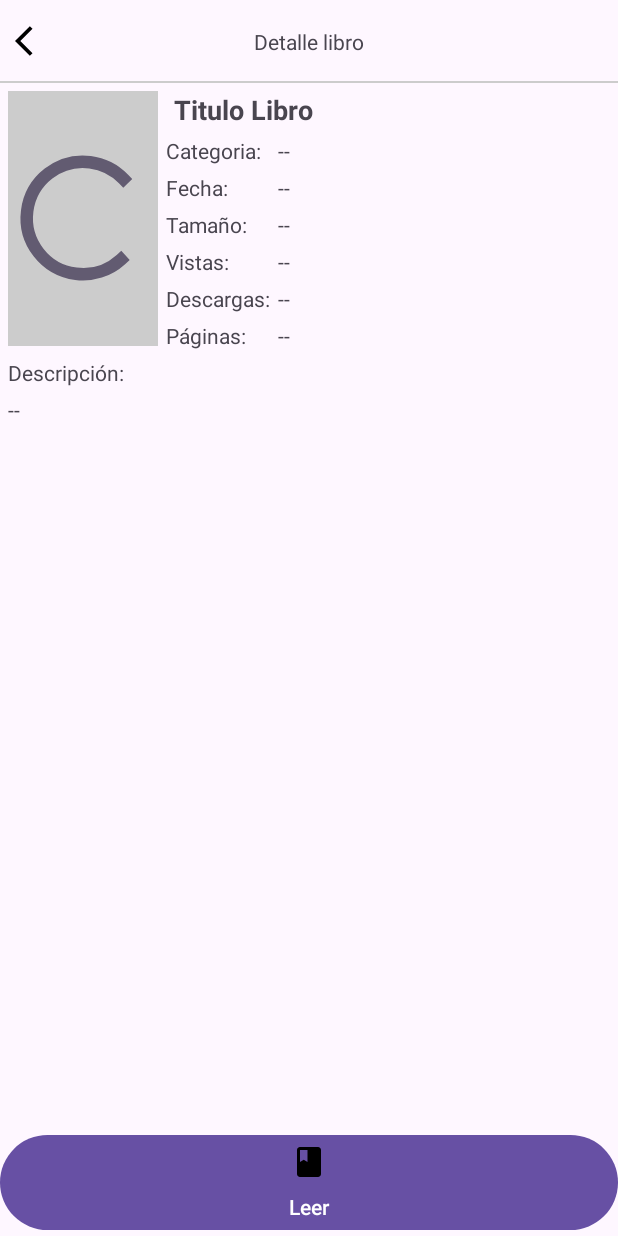
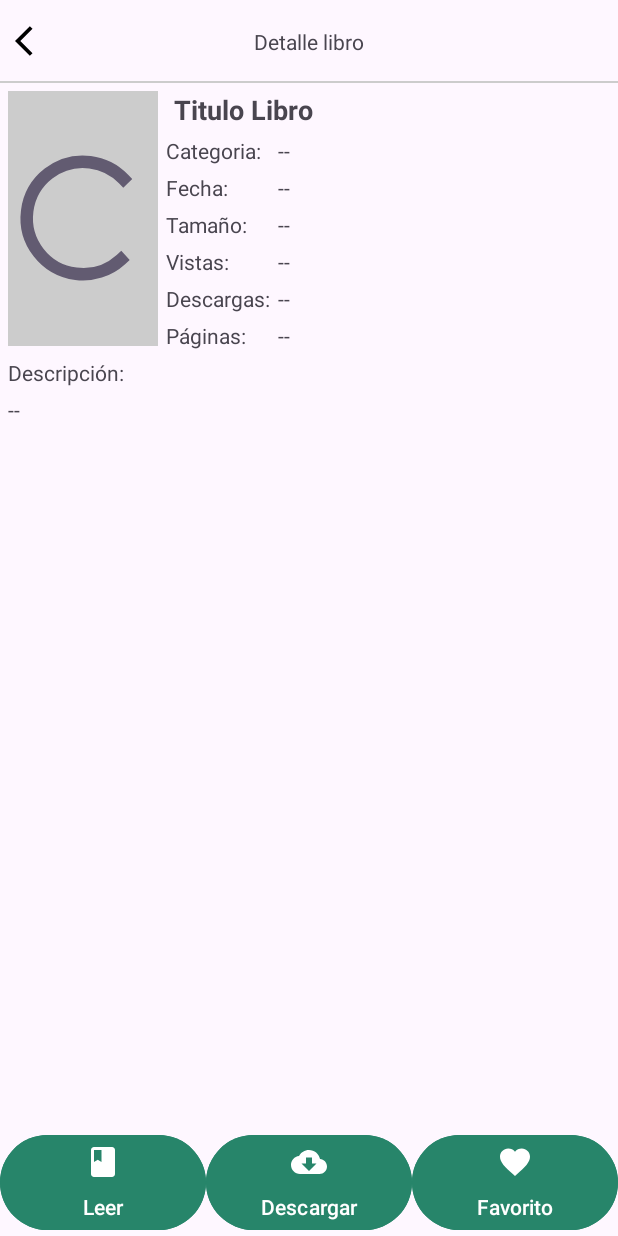
Before and after one commit to CamiloxX/KoalaApp, an Android app: the layout activity_detalle_libro.xml on its own in the app's theme, with its tools: preview values and no code run, on a phone screen of 412 x 824 dp. Run offline under Robolectric (Android 15) with nearby library versions, the phone set to English and light mode, and no system bars; plain views replace PDFView.

Commit message:
Se agrego boton de descargar libro , ademas boton de favoritos y se cambio colores

```diff
--- a/app/src/main/AndroidManifest.xml
+++ b/app/src/main/AndroidManifest.xml
@@ -5,7 +5,9 @@
     <uses-permission android:name="android.permission.INTERNET" />
     <uses-permission
         android:name="android.permission.READ_EXTERNAL_STORAGE"
-        tools:ignore="ScopedStorage" />
+        tools:ignore="ScopedStorage"/>
+    <uses-permission  android:name="android.permission.WRITE_EXTERNAL_STORAGE"/>
+
 
     <application
         android:name=".Administrador.MisFunciones"
--- /dev/null
+++ b/app/src/main/res/drawable/ic_agregar_favorito.xml
@@ -0,0 +1,5 @@
+<vector android:height="24dp" android:tint="#FFFFFF"
+    android:viewportHeight="24" android:viewportWidth="24"
+    android:width="24dp" xmlns:android="http://schemas.android.com/apk/res/android">
+    <path android:fillColor="@android:color/white" android:pathData="M12,21.35l-1.45,-1.32C5.4,15.36 2,12.28 2,8.5 2,5.42 4.42,3 7.5,3c1.74,0 3.41,0.81 4.5,2.09C13.09,3.81 14.76,3 16.5,3 19.58,3 22,5.42 22,8.5c0,3.78 -3.4,6.86 -8.55,11.54L12,21.35z"/>
+</vector>
--- a/app/src/main/res/drawable/ic_cambiar_imagen.xml
+++ b/app/src/main/res/drawable/ic_cambiar_imagen.xml
@@ -1,4 +1,4 @@
-<vector android:height="24dp" android:tint="#666666"
+<vector android:height="24dp" android:tint="#fff"
     android:viewportHeight="24" android:viewportWidth="24"
     android:width="24dp" xmlns:android="http://schemas.android.com/apk/res/android">
     <path android:fillColor="@android:color/white" android:pathData="M19,7v2.99s-1.99,0.01 -2,0L17,7h-3s0.01,-1.99 0,-2h3L17,2h2v3h3v2h-3zM16,11L16,8h-3L13,5L5,5c-1.1,0 -2,0.9 -2,2v12c0,1.1 0.9,2 2,2h12c1.1,0 2,-0.9 2,-2v-8h-3zM5,19l3,-4 2,3 3,-4 4,5L5,19z"/>
--- /dev/null
+++ b/app/src/main/res/drawable/ic_descargar.xml
@@ -0,0 +1,5 @@
+<vector android:height="24dp" android:tint="#FFFFFF"
+    android:viewportHeight="24" android:viewportWidth="24"
+    android:width="24dp" xmlns:android="http://schemas.android.com/apk/res/android">
+    <path android:fillColor="@android:color/white" android:pathData="M19.35,10.04C18.67,6.59 15.64,4 12,4 9.11,4 6.6,5.64 5.35,8.04 2.34,8.36 0,10.91 0,14c0,3.31 2.69,6 6,6h13c2.76,0 5,-2.24 5,-5 0,-2.64 -2.05,-4.78 -4.65,-4.96zM17,13l-5,5 -5,-5h3V9h4v4h3z"/>
+</vector>
--- a/app/src/main/res/drawable/ic_leer_libro.xml
+++ b/app/src/main/res/drawable/ic_leer_libro.xml
@@ -1,4 +1,4 @@
-<vector android:height="24dp" android:tint="#000000"
+<vector android:height="24dp" android:tint="#ffff"
     android:viewportHeight="24" android:viewportWidth="24"
     android:width="24dp" xmlns:android="http://schemas.android.com/apk/res/android">
     <path android:fillColor="@android:color/white" android:pathData="M18,2H6c-1.1,0 -2,0.9 -2,2v16c0,1.1 0.9,2 2,2h12c1.1,0 2,-0.9 2,-2V4c0,-1.1 -0.9,-2 -2,-2zM6,4h5v8l-2.5,-1.5L6,12V4z"/>
--- a/app/src/main/res/layout/activity_detalle_libro.xml
+++ b/app/src/main/res/layout/activity_detalle_libro.xml
@@ -286,15 +286,41 @@
 
     </ScrollView>
 
-<com.google.android.material.button.MaterialButton
-    android:id="@+id/Btn_leer_libro"
-    android:text="@string/Btn_leer_libro"
-    android:drawableTop="@drawable/ic_leer_libro"
-    android:layout_width="match_parent"
-    android:layout_height="wrap_content"
-    android:layout_alignParentBottom="true">
+    <LinearLayout
+        android:layout_alignParentBottom="true"
+        android:layout_width="match_parent"
+        android:layout_height="wrap_content"
+        android:orientation="horizontal">
 
-</com.google.android.material.button.MaterialButton>
+        <!-- Leer Button -->
+        <com.google.android.material.button.MaterialButton
+            android:id="@+id/Btn_leer_libro"
+            android:text="@string/Btn_leer_libro"
+            android:drawableTop="@drawable/ic_leer_libro"
+            android:layout_weight="1"
+            android:layout_width="0dp"
+            android:layout_height="wrap_content"
+            android:backgroundTint="@color/green" />
 
+        <!-- Descargar Button -->
+        <com.google.android.material.button.MaterialButton
+            android:id="@+id/Btn_descargar_libro"
+            android:text="@string/Btn_descargar_libro"
+            android:drawableTop="@drawable/ic_descargar"
+            android:layout_weight="1"
+            android:layout_width="0dp"
+            android:layout_height="wrap_content"
+            android:backgroundTint="@color/green" />
+
+        <!-- Agregar a Favorito Button -->
+        <com.google.android.material.button.MaterialButton
+            android:id="@+id/Btn_agregar_favorito"
+            android:text="@string/Btn_favoritos_libro"
+            android:drawableTop="@drawable/ic_agregar_favorito"
+            android:layout_weight="1"
+            android:layout_width="0dp"
+            android:layout_height="wrap_content"
+            android:backgroundTint="@color/green" />
+    </LinearLayout>
 
 </RelativeLayout>
--- a/app/src/main/res/layout/activity_login_admin.xml
+++ b/app/src/main/res/layout/activity_login_admin.xml
@@ -119,7 +119,8 @@
                 android:layout_width="0dp"
                 android:layout_height="wrap_content"
                 android:layout_weight="1"
-                android:layout_marginEnd="5dp"/>
+                android:layout_marginEnd="5dp"
+                android:backgroundTint="@color/green"/>
 
             <!-- Botón para registrarse -->
             <com.google.android.material.button.MaterialButton
@@ -128,7 +129,8 @@
                 android:layout_width="0dp"
                 android:layout_height="wrap_content"
                 android:layout_weight="1"
-                android:layout_marginStart="5dp"/>
+                android:layout_marginStart="5dp"
+                android:backgroundTint="@color/green"/>
 
         </LinearLayout>
 
--- a/app/src/main/res/layout/activity_registrar_admin.xml
+++ b/app/src/main/res/layout/activity_registrar_admin.xml
@@ -201,7 +201,8 @@
                 android:layout_height="wrap_content"
                 android:layout_gravity="center"
                 android:layout_marginTop="15dp"
-                android:text="@string/Btn_registrar_admin" />
+                android:text="@string/Btn_registrar_admin"
+                android:backgroundTint="@color/green"/>
 
         </androidx.appcompat.widget.LinearLayoutCompat>
 
--- a/app/src/main/res/values/colors.xml
+++ b/app/src/main/res/values/colors.xml
@@ -1,5 +1,5 @@
-<?xml version="1.0" encoding="utf-8"?>
 <resources>
     <color name="black">#FF000000</color>
     <color name="white">#FFFFFFFF</color>
+    <color name="green">#27856A</color>
 </resources>
--- a/app/src/main/res/values/strings.xml
+++ b/app/src/main/res/values/strings.xml
@@ -94,5 +94,6 @@
 
     <string name="Et_a_nombres">Nombres</string>
     <string name="Btn_Actualizar">Actualizar </string>
-
+    <string name="Btn_descargar_libro">Descargar</string>
+    <string name="Btn_favoritos_libro">Favorito</string>
 </resources>
```
Also changed, not shown: app/src/main/java/com/example/koalaap/Administrador/DetalleLibro.kt (+73 -5 lines), app/src/main/res/layout/activity_editar_perfil_admin.xml (+11 -6 lines), 117 other files.
